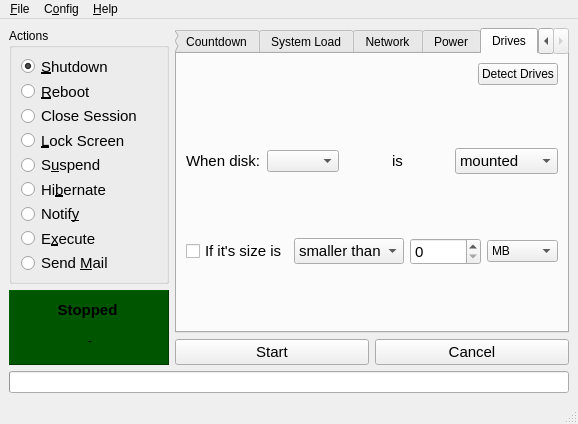
First picture: the form in ui/pycket.ui, repository Arg0s1080/pycket, before the edit.
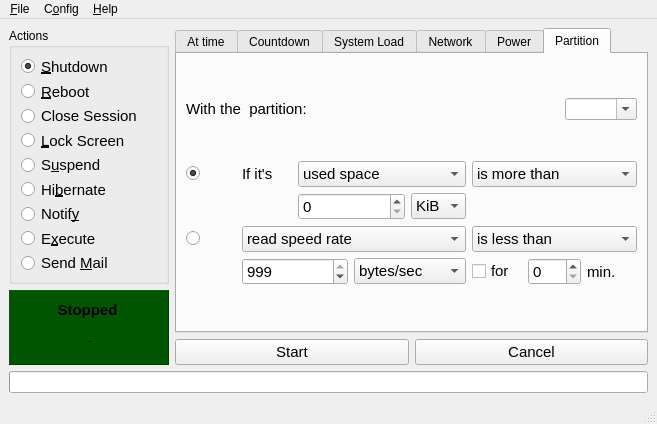
Second picture: the form after the edit. The open tabs and pages were chosen to show the change.

Commit message: Remake partitions tab

What changed in the file:
```diff
--- a/ui/pycket.ui
+++ b/ui/pycket.ui
@@ -6,7 +6,7 @@
    <rect>
     <x>0</x>
     <y>0</y>
-    <width>578</width>
+    <width>657</width>
     <height>424</height>
    </rect>
   </property>
@@ -1906,92 +1906,143 @@
             </widget>
             <widget class="QWidget" name="tabDrives">
              <attribute name="title">
-              <string>Drives</string>
+              <string>Partition</string>
              </attribute>
              <layout class="QGridLayout" name="gridLayout_7">
               <item row="0" column="0">
-               <spacer name="horizontalSpacer_10">
-                <property name="orientation">
-                 <enum>Qt::Horizontal</enum>
-                </property>
-                <property name="sizeHint" stdset="0">
-                 <size>
-                  <width>243</width>
-                  <height>20</height>
-                 </size>
-                </property>
-               </spacer>
+               <layout class="QHBoxLayout" name="horizontalLayout_4">
+                <item>
+                 <widget class="QLabel" name="labelPttWithThePartition">
+                  <property name="font">
+                   <font>
+                    <pointsize>11</pointsize>
+                   </font>
+                  </property>
+                  <property name="text">
+                   <string>With the  partition:</string>
+                  </property>
+                  <property name="textFormat">
+                   <enum>Qt::AutoText</enum>
+                  </property>
+                 </widget>
+                </item>
+                <item>
+                 <spacer name="horizontalSpacer_25">
+                  <property name="orientation">
+                   <enum>Qt::Horizontal</enum>
+                  </property>
+                  <property name="sizeHint" stdset="0">
+                   <size>
+                    <width>118</width>
+                    <height>20</height>
+                   </size>
+                  </property>
+                 </spacer>
+                </item>
+                <item>
+                 <widget class="QComboBox" name="comboBoxPttPartitions">
+                  <property name="editable">
+                   <bool>true</bool>
+                  </property>
+                 </widget>
+                </item>
+               </layout>
               </item>
               <item row="1" column="0">
-               <spacer name="verticalSpacer_19">
-                <property name="orientation">
-                 <enum>Qt::Vertical</enum>
+               <layout class="QGridLayout" name="gridLayout_15">
+                <property name="sizeConstraint">
+                 <enum>QLayout::SetMaximumSize</enum>
                 </property>
-                <property name="sizeHint" stdset="0">
-                 <size>
-                  <width>20</width>
-                  <height>15</height>
-                 </size>
-                </property>
-               </spacer>
-              </item>
-              <item row="2" column="0" colspan="2">
-               <layout class="QHBoxLayout" name="horizontalLayout_14">
-                <item>
-                 <widget class="QLabel" name="labelDrivesWhenDisk">
+                <item row="0" column="1">
+                 <widget class="QLabel" name="labelPttIfIts">
                   <property name="font">
                    <font>
                     <pointsize>11</pointsize>
                    </font>
                   </property>
                   <property name="text">
-                   <string>When disk:</string>
+                   <string>If it's</string>
                   </property>
                  </widget>
                 </item>
-                <item>
-                 <widget class="QComboBox" name="comboBoxDrives"/>
-                </item>
-                <item>
-                 <spacer name="horizontalSpacer_21">
-                  <property name="orientation">
-                   <enum>Qt::Horizontal</enum>
+                <item row="1" column="4">
+                 <widget class="QComboBox" name="comboBoxPttSpaceUnit">
+                  <property name="font">
+                   <font>
+                    <pointsize>11</pointsize>
+                   </font>
                   </property>
-                  <property name="sizeHint" stdset="0">
-                   <size>
-                    <width>40</width>
-                    <height>20</height>
-                   </size>
+                  <property name="locale">
+                   <locale language="English" country="UnitedStates"/>
                   </property>
-                 </spacer>
+                  <item>
+                   <property name="text">
+                    <string>KiB</string>
+                   </property>
+                  </item>
+                  <item>
+                   <property name="text">
+                    <string>MiB</string>
+                   </property>
+                  </item>
+                  <item>
+                   <property name="text">
+                    <string>GiB</string>
+                   </property>
+                  </item>
+                  <item>
+                   <property name="text">
+                    <string>TiB</string>
+                   </property>
+                  </item>
+                 </widget>
                 </item>
-                <item>
-                 <widget class="QLabel" name="labelDrivesIs">
+                <item row="2" column="1" colspan="4">
+                 <widget class="QComboBox" name="comboBoxPttIOPS">
                   <property name="font">
                    <font>
                     <pointsize>11</pointsize>
                    </font>
                   </property>
-                  <property name="text">
-                   <string>is</string>
+                  <property name="locale">
+                   <locale language="English" country="UnitedStates"/>
                   </property>
+                  <item>
+                   <property name="text">
+                    <string>read speed rate</string>
+                   </property>
+                  </item>
+                  <item>
+                   <property name="text">
+                    <string>write speed rate</string>
+                   </property>
+                  </item>
                  </widget>
                 </item>
-                <item>
-                 <spacer name="horizontalSpacer_22">
-                  <property name="orientation">
-                   <enum>Qt::Horizontal</enum>
+                <item row="2" column="5" colspan="3">
+                 <widget class="QComboBox" name="comboBoxPttIOPSLessMore">
+                  <property name="font">
+                   <font>
+                    <pointsize>11</pointsize>
+                   </font>
                   </property>
-                  <property name="sizeHint" stdset="0">
-                   <size>
-                    <width>40</width>
-                    <height>20</height>
-                   </size>
+                  <property name="locale">
+                   <locale language="English" country="UnitedStates"/>
                   </property>
-                 </spacer>
+                  <item>
+                   <property name="text">
+                    <string>is less than</string>
+                   </property>
+                  </item>
+                  <item>
+                   <property name="text">
+                    <string>is more than</string>
+                   </property>
+                  </item>
+                 </widget>
                 </item>
-                <item>
-                 <widget class="QComboBox" name="comboBoxDrivesUnMounted">
+                <item row="3" column="3" colspan="2">
+                 <widget class="QComboBox" name="comboBoxPttIOPSUnit">
                   <property name="font">
                    <font>
                     <pointsize>11</pointsize>
@@ -1999,7 +2050,7 @@
                   </property>
                   <item>
                    <property name="text">
-                    <string>mounted</string>
+                    <string>bytes/sec</string>
                    </property>
                   </item>
                   <item>
@@ -2009,37 +2060,38 @@
                   </item>
                  </widget>
                 </item>
-               </layout>
-              </item>
-              <item row="3" column="0">
-               <spacer name="verticalSpacer_20">
-                <property name="orientation">
-                 <enum>Qt::Vertical</enum>
-                </property>
-                <property name="sizeHint" stdset="0">
-                 <size>
-                  <width>20</width>
-                  <height>18</height>
-                 </size>
-                </property>
-               </spacer>
-              </item>
-              <item row="4" column="0" colspan="2">
-               <layout class="QHBoxLayout" name="horizontalLayout_13">
-                <item>
-                 <widget class="QCheckBox" name="checkBoxDrivesIfSizeIs">
+                <item row="3" column="1" colspan="2">
+                 <widget class="QSpinBox" name="spinBoxPttIOPS">
                   <property name="font">
                    <font>
                     <pointsize>11</pointsize>
                    </font>
                   </property>
+                  <property name="maximum">
+                   <number>999</number>
+                  </property>
+                  <property name="value">
+                   <number>999</number>
+                  </property>
+                 </widget>
+                </item>
+                <item row="3" column="7">
+                 <widget class="QLabel" name="labelPttMinutes">
+                  <property name="font">
+                   <font>
+                    <pointsize>11</pointsize>
+                   </font>
+                  </property>
+                  <property name="locale">
+                   <locale language="English" country="UnitedStates"/>
+                  </property>
                   <property name="text">
-                   <string>If it's size is</string>
+                   <string>min.</string>
                   </property>
                  </widget>
                 </item>
-                <item>
-                 <widget class="QComboBox" name="comboBoxDrivesBiggerSmaller">
+                <item row="0" column="2" colspan="3">
+                 <widget class="QComboBox" name="comboBoxPttSpace">
                   <property name="font">
                    <font>
                     <pointsize>11</pointsize>
@@ -2047,7 +2099,7 @@
                   </property>
                   <item>
                    <property name="text">
-                    <string>smaller than</string>
+                    <string>used space</string>
                    </property>
                   </item>
                   <item>
@@ -2057,23 +2109,67 @@
                   </item>
                  </widget>
                 </item>
-                <item>
-                 <widget class="QSpinBox" name="spinBoxDrivesBytes">
+                <item row="3" column="6">
+                 <widget class="QSpinBox" name="spinBoxPttMinutes">
                   <property name="font">
                    <font>
                     <pointsize>11</pointsize>
                    </font>
                   </property>
                   <property name="maximum">
-                   <number>999</number>
+                   <number>300</number>
                   </property>
                  </widget>
                 </item>
-                <item>
-                 <widget class="QComboBox" name="comboBoxDrivesBytes">
+                <item row="2" column="0">
+                 <widget class="QRadioButton" name="radioButtonPttIOPS">
+                  <property name="font">
+                   <font>
+                    <pointsize>11</pointsize>
+                   </font>
+                  </property>
+                  <property name="locale">
+                   <locale language="English" country="UnitedStates"/>
+                  </property>
+                  <property name="text">
+                   <string/>
+                  </property>
+                  <property name="checked">
+                   <bool>false</bool>
+                  </property>
+                  <attribute name="buttonGroup">
+                   <string notr="true">buttonGroupPartitions</string>
+                  </attribute>
+                 </widget>
+                </item>
+                <item row="3" column="5">
+                 <widget class="QCheckBox" name="checkBoxPttFor">
+                  <property name="font">
+                   <font>
+                    <pointsize>11</pointsize>
+                   </font>
+                  </property>
+                  <property name="locale">
+                   <locale language="English" country="UnitedStates"/>
+                  </property>
+                  <property name="text">
+                   <string>for</string>
+                  </property>
+                 </widget>
+                </item>
+                <item row="0" column="5" colspan="3">
+                 <widget class="QComboBox" name="comboBoxPttSpaceLessMore">
+                  <property name="font">
+                   <font>
+                    <pointsize>11</pointsize>
+                   </font>
+                  </property>
+                  <property name="locale">
+                   <locale language="English" country="UnitedStates"/>
+                  </property>
                   <item>
                    <property name="text">
-                    <string>MB</string>
+                    <string>is more than</string>
                    </property>
                   </item>
                   <item>
@@ -2088,28 +2184,44 @@
                   </item>
                  </widget>
                 </item>
+                <item row="1" column="2" colspan="2">
+                 <widget class="QSpinBox" name="spinBoxPttSpace">
+                  <property name="font">
+                   <font>
+                    <pointsize>11</pointsize>
+                   </font>
+                  </property>
+                  <property name="locale">
+                   <locale language="English" country="UnitedStates"/>
+                  </property>
+                  <property name="maximum">
+                   <number>300</number>
+                  </property>
+                 </widget>
+                </item>
+                <item row="0" column="0">
+                 <widget class="QRadioButton" name="radioButtonPttSpace">
+                  <property name="font">
+                   <font>
+                    <pointsize>11</pointsize>
+                   </font>
+                  </property>
+                  <property name="locale">
+                   <locale language="English" country="UnitedStates"/>
+                  </property>
+                  <property name="text">
+                   <string/>
+                  </property>
+                  <property name="checked">
+                   <bool>true</bool>
+                  </property>
+                  <attribute name="buttonGroup">
+                   <string notr="true">buttonGroupPartitions</string>
+                  </attribute>
+                 </widget>
+                </item>
                </layout>
               </item>
-              <item row="5" column="0">
-               <spacer name="verticalSpacer_21">
-                <property name="orientation">
-                 <enum>Qt::Vertical</enum>
-                </property>
-                <property name="sizeHint" stdset="0">
-                 <size>
-                  <width>20</width>
-                  <height>15</height>
-                 </size>
-                </property>
-               </spacer>
-              </item>
-              <item row="0" column="1">
-               <widget class="QPushButton" name="pushButtonDetectDrives">
-                <property name="text">
-                 <string>Detect Drives</string>
-                </property>
-               </widget>
-              </item>
              </layout>
             </widget>
            </widget>
@@ -2188,7 +2300,7 @@
     <rect>
      <x>0</x>
      <y>0</y>
-     <width>578</width>
+     <width>657</width>
      <height>30</height>
     </rect>
    </property>
```
Left out of the diff: 133 changed lines with no effect on the pictures.
